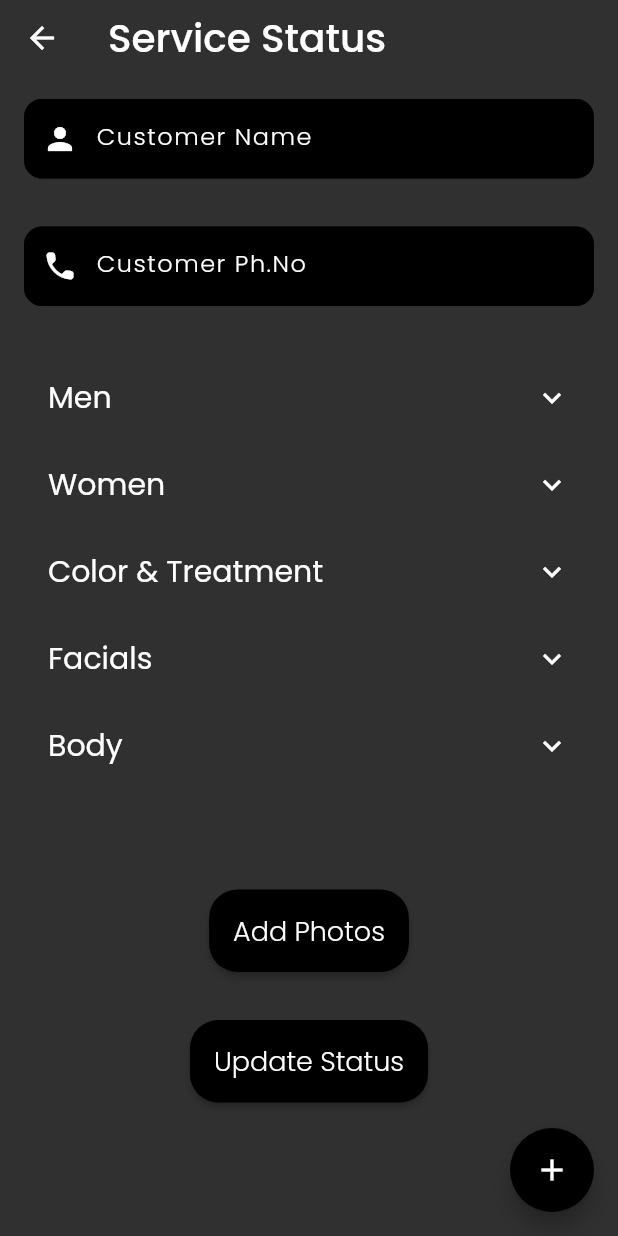
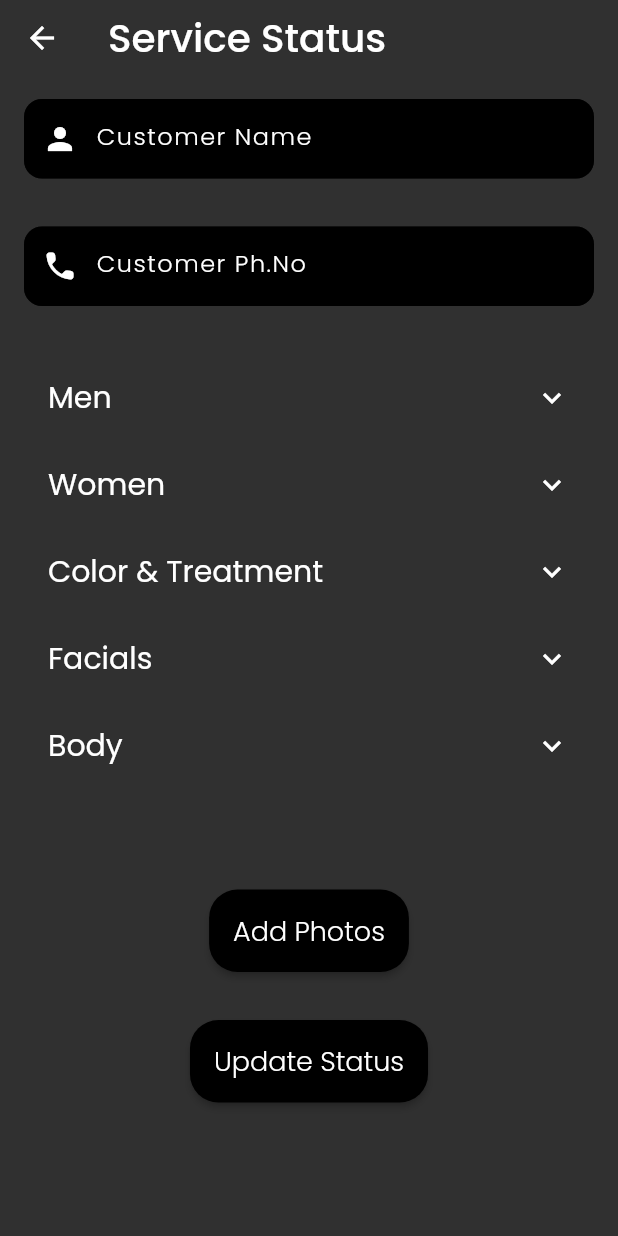
Before and after one commit to princesanjivy/repostaffs, a Flutter app: the UploadStatus screen opened directly, on a phone screen of 412 x 824 dp. Run offline on Flutter 3.47's test engine with Material 2 defaults, Android fonts, the phone set to English and light mode, and no system bars; our stand-ins replace cached_network_image, carousel_slider, cloud_firestore, firebase_auth, firebase_core, firebase_storage and 5 more; missing offline and left inert: connectivity_widget, excel, gesture_zoom_box, qr_code_scanner; accounts and stored records are empty.

Commit message:
bug fixed

```diff
--- a/lib/screens/upload_status.dart
+++ b/lib/screens/upload_status.dart
@@ -111,33 +111,6 @@ class _UploadStatusState extends State<UploadStatus> {
     final firebaseUser = context.watch<User>();
 
     return Scaffold(
-      floatingActionButton: FloatingActionButton(
-        onPressed: () {
-          setState(() {
-            // if (count <= 4) count++;
-            // items.add(
-            //   MyDropDown(
-            //     services: services,
-            //   ),
-            // );
-            // items.add(Text(
-            //     "Heyyy" + DateTime.now().microsecondsSinceEpoch.toString()));
-            items.add(
-              MyDropDown(
-                services: services,
-                stateIndexx: stateIndex,
-              ),
-            );
-            stateIndex++;
-          });
-        },
-        child: Icon(
-          Icons.add,
-          color: WHITE,
-        ),
-        backgroundColor: PRIMARY,
-        splashColor: WHITE,
-      ),
       appBar: MyAppBar('Service Status'),
       body: _inProcess
           ? Center(
```
